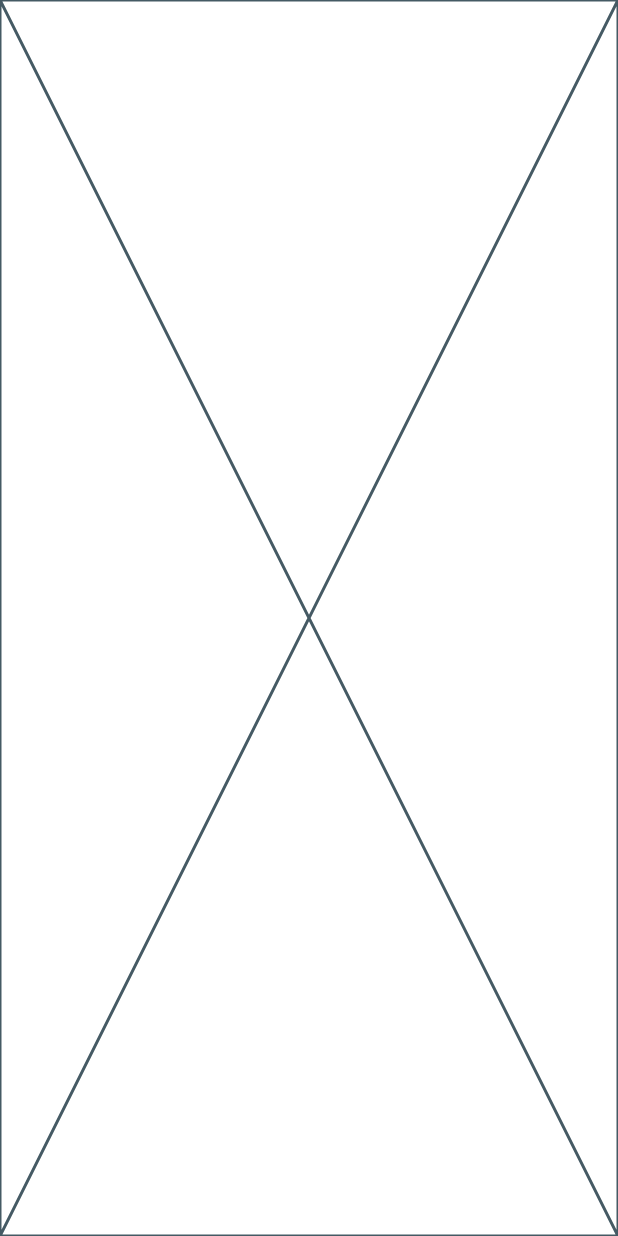
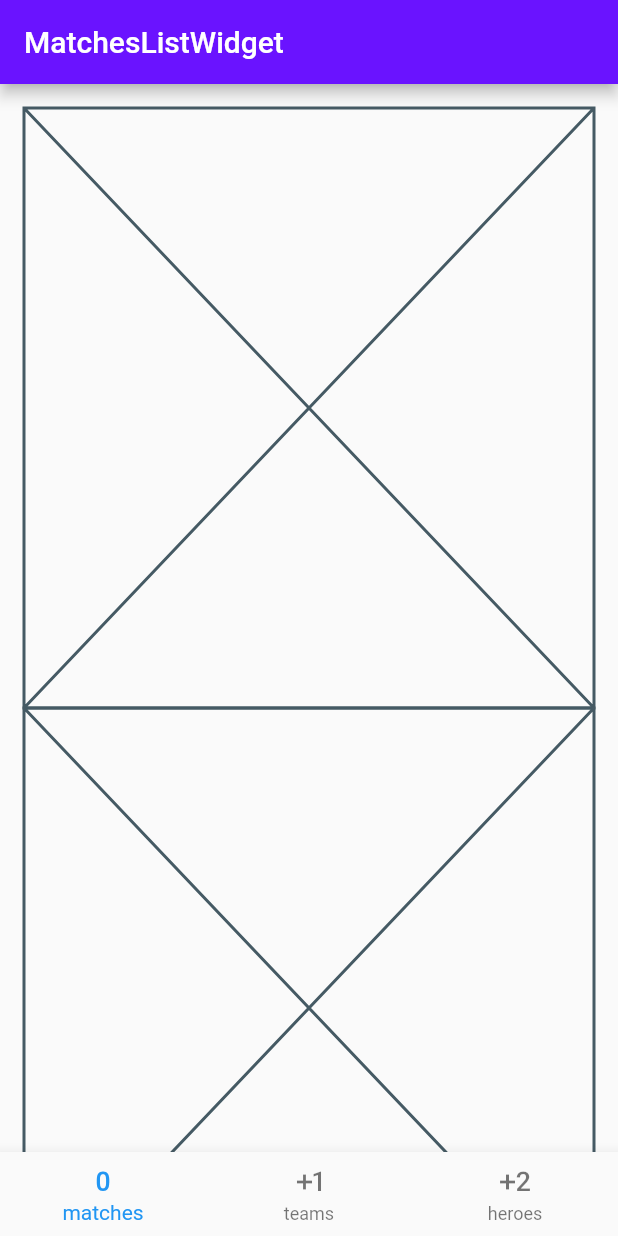
Before and after one commit to YannetGorob/dota_online, a Flutter app: the screen it shows after launch, on a phone screen of 412 x 824 dp. Run offline on Flutter 3.47's test engine with Material 2 defaults, Android fonts, the phone set to English and light mode, and no system bars; our stand-ins replace bloc, dio, freezed_annotation, go_router; generated files the repository leaves out were written again.

Commit message:
feat: add navigation and basic ui

```diff
--- a/lib/app/app.dart
+++ b/lib/app/app.dart
@@ -1,21 +1,24 @@
+import 'package:dota_online/app/core/navigation/navigation.dart';
 import 'package:dota_online/l10n/l10n.dart';
 import 'package:flutter/material.dart';
 
 class App extends StatelessWidget {
-  const App({super.key});
+  App({super.key});
+
+  final Navigation _navigation = Navigation();
 
   @override
   Widget build(BuildContext context) {
-    return MaterialApp(
+    return MaterialApp.router(
       theme: ThemeData(
-        appBarTheme: const AppBarTheme(color: Color(0xFF13B9FF)),
+        appBarTheme: const AppBarTheme(color: Color(0xFF6A13FF)),
         colorScheme: ColorScheme.fromSwatch(
           accentColor: const Color(0xFF13B9FF),
         ),
       ),
       localizationsDelegates: AppLocalizations.localizationsDelegates,
       supportedLocales: AppLocalizations.supportedLocales,
-      home: const Placeholder(),
+      routerConfig: _navigation.goRouter,
     );
   }
 }
--- /dev/null
+++ b/lib/app/core/navigation/navigation.dart
@@ -0,0 +1,64 @@
+import 'package:dota_online/app/features/heroes/hero_details/presentation/hero_details_widget.dart';
+import 'package:dota_online/app/features/heroes/hero_list/presentation/hero_list_widget.dart';
+import 'package:dota_online/app/features/home/presentation/home_widget.dart';
+import 'package:dota_online/app/features/matches/match_details/presentation/match_details_widget.dart';
+import 'package:dota_online/app/features/matches/matches_list/presentation/matches_list_widget.dart';
+import 'package:dota_online/app/features/teams/team_details/presentation/team_details_widget.dart';
+import 'package:dota_online/app/features/teams/teams_list/presentation/teams_list_widget.dart';
+import 'package:go_router/go_router.dart';
+
+class Navigation{
+  Navigation();
+
+  final goRouter = GoRouter(
+    initialLocation: '/matches',
+    routes: [
+      ShellRoute(
+        builder: (context, state, child) {
+          return HomeWidget(child: child);
+        },
+        routes: [
+          GoRoute(
+            path: '/matches',
+            pageBuilder: (context, state) => NoTransitionPage(
+              key: state.pageKey,
+              child: const MatchesListWidget(detailsPath: '/matches/match_details'),
+            ),
+            routes: [
+              GoRoute(
+                path: 'match_details',
+                builder: (context, state) => const MatchDetailsWidget(),
+              ),
+            ],
+          ),
+          GoRoute(
+            path: '/teams',
+            pageBuilder: (context, state) => NoTransitionPage(
+              key: state.pageKey,
+              child: const TeamsListWidget(detailsPath: '/teams/team_details'),
+            ),
+            routes: [
+              GoRoute(
+                path: 'team_details',
+                builder: (context, state) => const TeamDetailsWidget(matchesPath: '/matches'),
+              ),
+            ],
+          ),
+          GoRoute(
+            path: '/heroes',
+            pageBuilder: (context, state) => NoTransitionPage(
+              key: state.pageKey,
+              child: const HeroListWidget(detailsPath: '/heroes/hero_details'),
+            ),
+            routes: [
+              GoRoute(
+                path: 'hero_details',
+                builder: (context, state) => const HeroDetailsWidget(),
+              ),
+            ],
+          ),
+        ],
+      ),
+    ],
+  );
+}
--- /dev/null
+++ b/lib/app/features/home/presentation/home_widget.dart
@@ -0,0 +1,64 @@
+import 'package:flutter/material.dart';
+import 'package:go_router/go_router.dart';
+
+class HomeWidget extends StatefulWidget {
+  HomeWidget({super.key, required this.child});
+
+  final Widget child;
+
+  final List<ScaffoldWithNavBarTabItem> tabs = [
+    const ScaffoldWithNavBarTabItem(
+      initialLocation: '/matches',
+      icon: Icon(Icons.exposure_zero),
+      label: 'matches',
+    ),
+    const ScaffoldWithNavBarTabItem(
+      initialLocation: '/teams',
+      icon: Icon(Icons.exposure_plus_1),
+      label: 'teams',
+    ),
+    const ScaffoldWithNavBarTabItem(
+      initialLocation: '/heroes',
+      icon: Icon(Icons.exposure_plus_2),
+      label: 'heroes',
+    ),
+  ];
+
+  @override
+  State<HomeWidget> createState() => _HomeWidgetState();
+}
+
+class _HomeWidgetState extends State<HomeWidget> {
+  int _locationToTabIndex(String location) {
+    final index =
+        widget.tabs.indexWhere((t) => location.startsWith(t.initialLocation));
+    return index < 0 ? 0 : index;
+  }
+
+  int get _currentIndex => _locationToTabIndex(GoRouter.of(context).location);
+
+  void _onItemTapped(BuildContext context, int tabIndex) {
+    if (tabIndex != _currentIndex) {
+      context.go(widget.tabs[tabIndex].initialLocation);
+    }
+  }
+
+  @override
+  Widget build(BuildContext context) {
+    return Scaffold(
+      body: widget.child,
+      bottomNavigationBar: BottomNavigationBar(
+        currentIndex: _currentIndex,
+        items: widget.tabs,
+        onTap: (index) => _onItemTapped(context, index),
+      ),
+    );
+  }
+}
+
+class ScaffoldWithNavBarTabItem extends BottomNavigationBarItem {
+  const ScaffoldWithNavBarTabItem(
+      {required this.initialLocation, required super.icon, super.label,});
+
+  final String initialLocation;
+}
--- /dev/null
+++ b/lib/app/features/matches/matches_list/presentation/matches_list_widget.dart
@@ -0,0 +1,27 @@
+import 'package:flutter/material.dart';
+import 'package:go_router/go_router.dart';
+
+class MatchesListWidget extends StatelessWidget {
+  const MatchesListWidget({required this.detailsPath, super.key});
+
+  final String detailsPath;
+
+  @override
+  Widget build(BuildContext context) {
+    return Scaffold(
+      appBar: AppBar(
+        title: const Text('MatchesListWidget'),
+      ),
+      body: ListView.builder(
+        padding: const EdgeInsets.all(16),
+        itemCount: 10,
+        itemBuilder: (context, index){
+          return InkWell(
+            onTap: () => context.go(detailsPath),
+            child: const Placeholder(),
+          );
+        },
+      ),
+    );
+  }
+}
--- a/lib/main_development.dart
+++ b/lib/main_development.dart
@@ -2,5 +2,5 @@ import 'package:dota_online/app/app.dart';
 import 'package:dota_online/bootstrap.dart';
 
 void main() {
-  bootstrap(() => const App());
+  bootstrap(() => App());
 }
--- a/lib/main_production.dart
+++ b/lib/main_production.dart
@@ -2,5 +2,5 @@ import 'package:dota_online/app/app.dart';
 import 'package:dota_online/bootstrap.dart';
 
 void main() {
-  bootstrap(() => const App());
+  bootstrap(() => App());
 }
--- a/lib/main_staging.dart
+++ b/lib/main_staging.dart
@@ -2,5 +2,5 @@ import 'package:dota_online/app/app.dart';
 import 'package:dota_online/bootstrap.dart';
 
 void main() {
-  bootstrap(() => const App());
+  bootstrap(() => App());
 }
```
Also changed, not shown: lib/app/features/heroes/hero_details/presentation/hero_details_widget.dart (added, +18 -0 lines), lib/app/features/heroes/hero_list/presentation/hero_list_widget.dart (added, +28 -0 lines), lib/app/features/matches/match_details/presentation/match_details_widget.dart (added, +18 -0 lines), lib/app/features/teams/team_details/presentation/team_details_widget.dart (added, +29 -0 lines), lib/app/features/teams/teams_list/presentation/teams_list_widget.dart (added, +29 -0 lines), lib/app/features/heroes/domain/heroes_cubit.dart (deleted), lib/app/features/heroes/presentation/hero_screen.dart (deleted), lib/app/features/home/presentation/home_screen.dart (deleted), lib/app/features/teams/domain/teams_cubit.dart (deleted), 1 other file.
